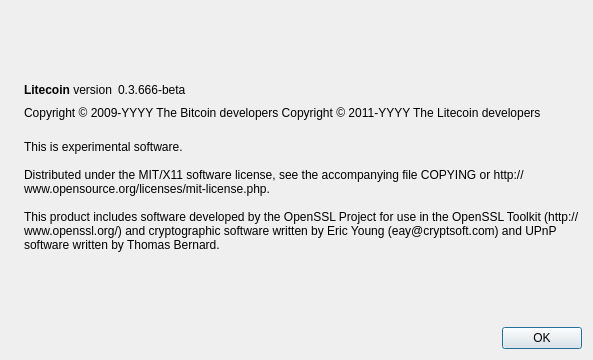
Qt form src/qt/forms/aboutdialog.ui (woodedlawn/woodcoin) before a commit.
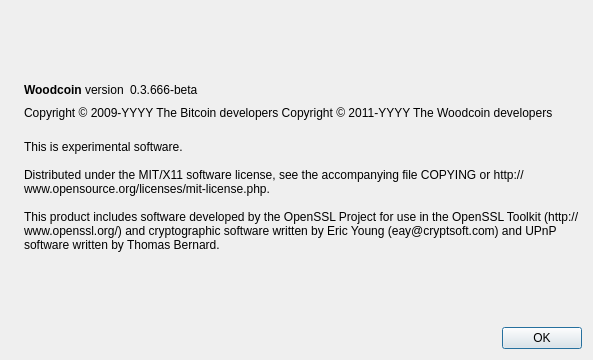
The same form after that commit. Icons and pictures are not drawn.

What changed in the file:
```diff
--- a/src/qt/forms/aboutdialog.ui
+++ b/src/qt/forms/aboutdialog.ui
@@ -50,7 +50,7 @@
           <cursorShape>IBeamCursor</cursorShape>
          </property>
          <property name="text">
-          <string>&lt;b&gt;Litecoin&lt;/b&gt; version</string>
+          <string>&lt;b&gt;Woodcoin&lt;/b&gt; version</string>
          </property>
          <property name="textInteractionFlags">
           <set>Qt::LinksAccessibleByMouse|Qt::TextSelectableByKeyboard|Qt::TextSelectableByMouse</set>
@@ -92,7 +92,7 @@
        </property>
        <property name="text">
         <string notr="true">Copyright &amp;copy; 2009-YYYY The Bitcoin developers
-Copyright &amp;copy; 2011-YYYY The Litecoin developers</string>
+Copyright &amp;copy; 2011-YYYY The Woodcoin developers</string>
        </property>
        <property name="textFormat">
         <enum>Qt::RichText</enum>
```
Left out of the diff: 2 changed lines with no effect on the pictures.
